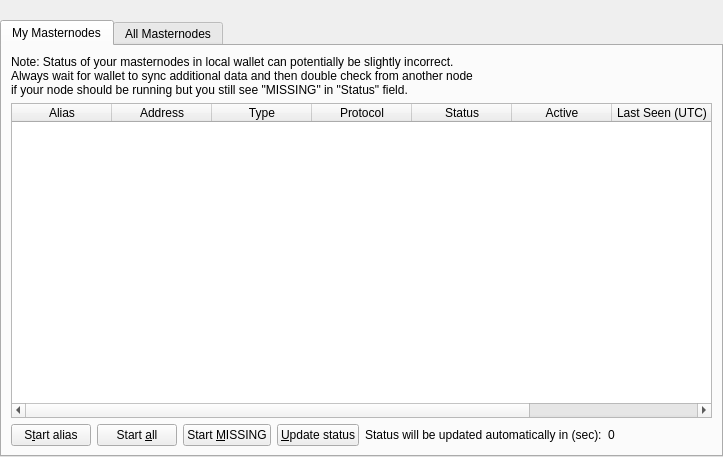
Qt form src/qt/forms/masternodelist.ui (beetledev/Wallet) before a commit.
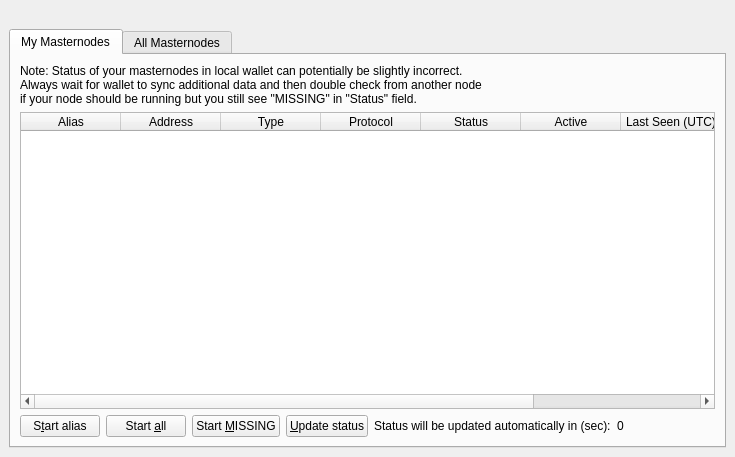
The same form after that commit.

```diff
--- a/src/qt/forms/masternodelist.ui
+++ b/src/qt/forms/masternodelist.ui
@@ -13,22 +13,22 @@
   <property name="windowTitle">
    <string>Form</string>
   </property>
-  <layout class="QVBoxLayout" name="topLayout">
+  <layout class="QVBoxLayout" name="topLayout" stretch="0">
    <property name="leftMargin">
-    <number>0</number>
+    <number>9</number>
    </property>
    <property name="topMargin">
-    <number>0</number>
+    <number>9</number>
    </property>
    <property name="rightMargin">
-    <number>0</number>
+    <number>9</number>
    </property>
    <property name="bottomMargin">
-    <number>0</number>
+    <number>9</number>
    </property>
    <item>
-    <layout class="QVBoxLayout" name="verticalLayout">
-     <property name="bottomMargin">
+    <layout class="QVBoxLayout" name="verticalLayout_Master" stretch="0,1">
+     <property name="spacing">
       <number>0</number>
      </property>
      <item>
@@ -38,7 +38,7 @@
        </property>
        <property name="sizeHint" stdset="0">
         <size>
-         <width>make40</width>
+         <width>40</width>
          <height>20</height>
         </size>
        </property>
```
